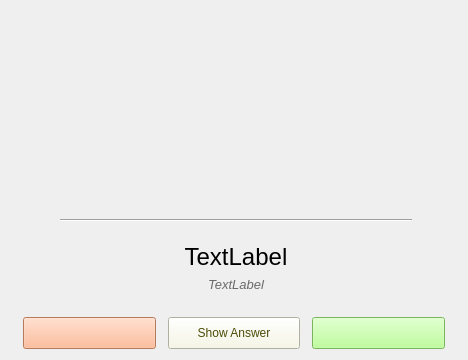
robinpalat/idiomindQt, file Ui/pract4.ui: the form before one commit.
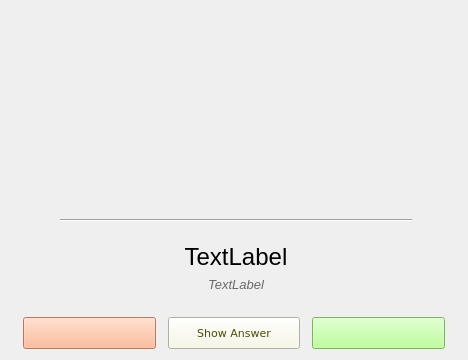
The form after the commit. Icons and pictures are not drawn. Custom widgets are drawn as their Qt base class.

Patch:
```diff
--- a/Ui/pract4.ui
+++ b/Ui/pract4.ui
@@ -224,7 +224,8 @@
        </property>
        <property name="font">
         <font>
-         <pointsize>9</pointsize>
+         <family>DejaVu Sans</family>
+         <pointsize>8</pointsize>
         </font>
        </property>
        <property name="styleSheet">
```
Left out of the diff: 6 changed lines with no effect on the pictures.
